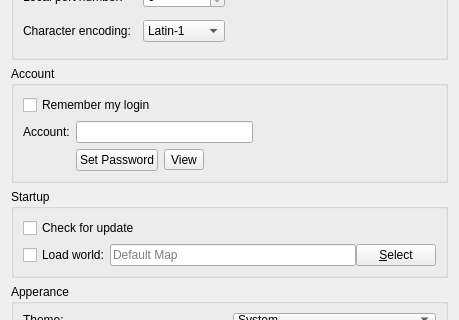
The window that src/preferences/generalpage.ui (nschimme/MMapper) describes before a commit, drawn with Qt 5; both pictures show x 0 to 459 and y 130 to 450 of the 459 by 792 pixel window.
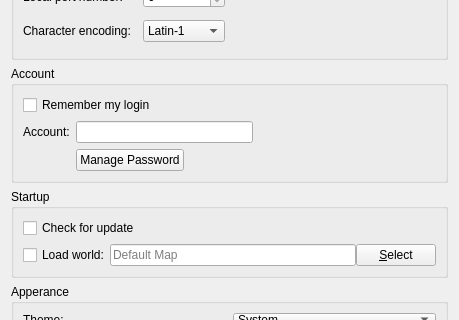
The same window after the commit.

Commit message: Refactor PasswordConfig and Improve Credential Management UX

```diff
--- a/src/preferences/generalpage.ui
+++ b/src/preferences/generalpage.ui
@@ -177,17 +177,7 @@
         <item>
          <widget class="QPushButton" name="setPassword">
           <property name="text">
-           <string>Set Password</string>
-          </property>
-         </widget>
-        </item>
-        <item>
-         <widget class="QToolButton" name="viewPassword">
-          <property name="text">
-           <string>View</string>
-          </property>
-          <property name="toolTip">
-           <string>View current password</string>
+           <string>Manage Password</string>
           </property>
          </widget>
         </item>
```
The commit also changes 6 other files.
